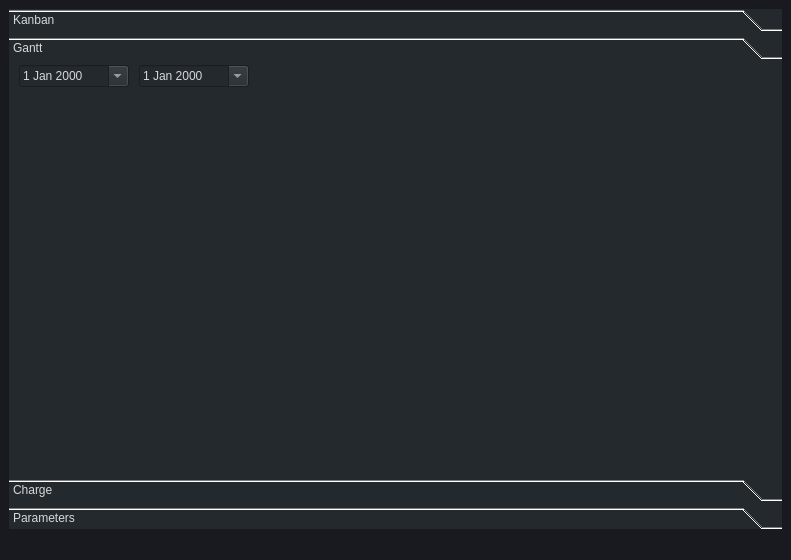
Before: the Qt Designer form mainwindow.ui in MaximeAeva/TheEfficientGuy, drawn with Qt 5.
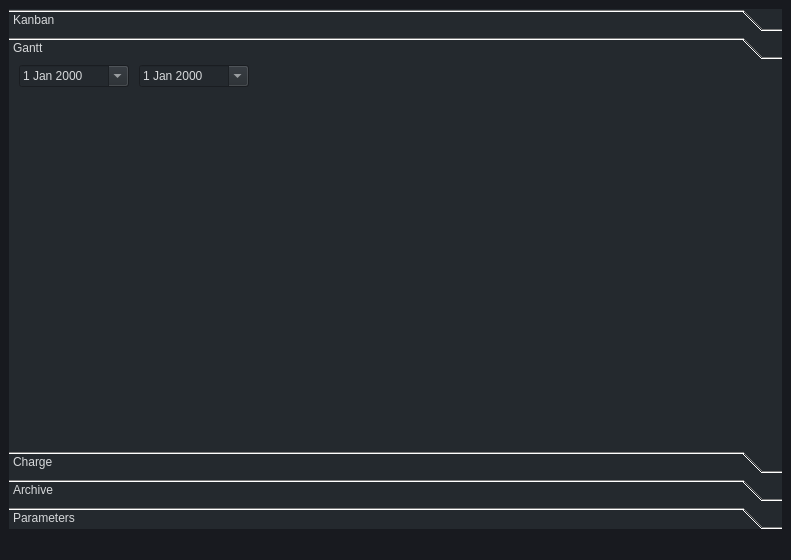
After: the same form once the commit is applied. The open tabs and pages were chosen to show the change. Custom widgets are drawn as their Qt base class.

Commit message: Add archive management !

What changed in the file:
```diff
--- a/mainwindow.ui
+++ b/mainwindow.ui
@@ -46,8 +46,8 @@
         <rect>
          <x>0</x>
          <y>0</y>
-         <width>782</width>
-         <height>427</height>
+         <width>773</width>
+         <height>359</height>
         </rect>
        </property>
        <attribute name="label">
@@ -113,6 +113,11 @@
         </widget>
        </widget>
       </widget>
+      <widget class="QWidget" name="page_5">
+       <attribute name="label">
+        <string>Archive</string>
+       </attribute>
+      </widget>
       <widget class="QWidget" name="page_4">
        <property name="geometry">
         <rect>
```
Left out of the diff: 10 changed lines with no effect on the pictures. The commit also changes 6 other files.
